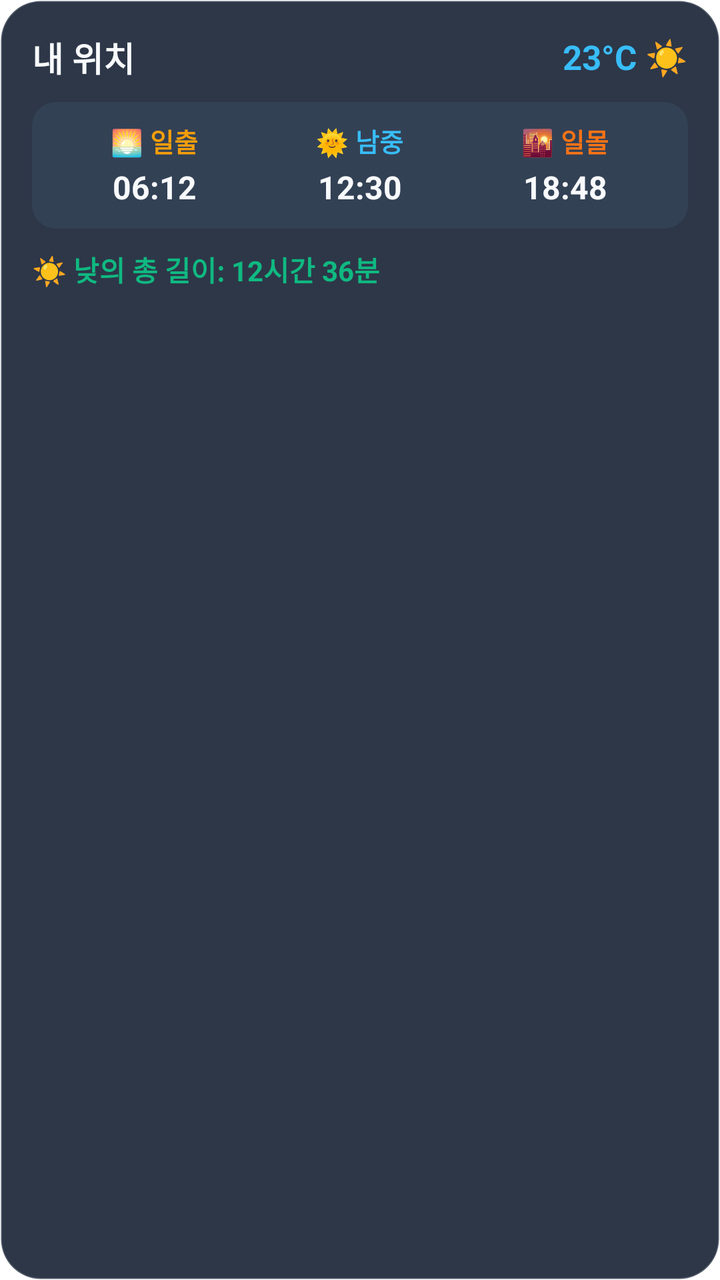
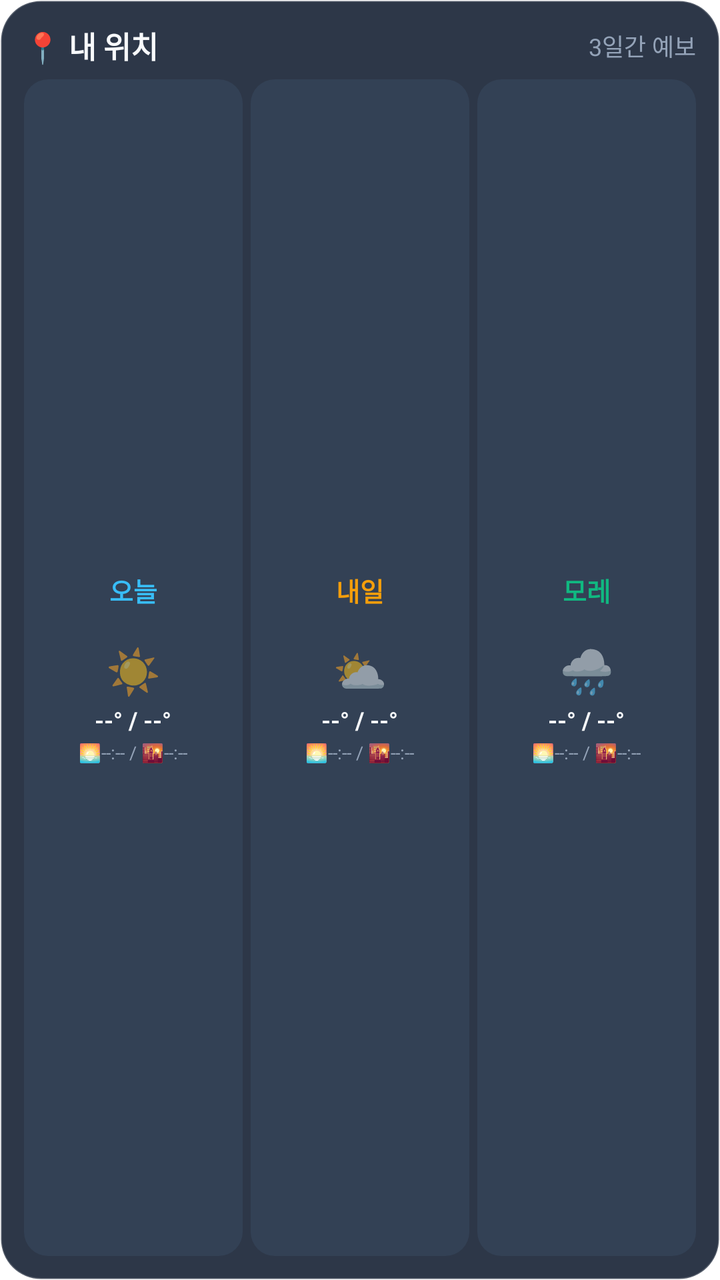

Compare the two renders of this Android layout. The source of the first and the diff that turns it into the second are given below.
<!-- AndroidManifest.xml: fallback theme Theme.MaterialComponents.DayNight.NoActionBar -->
<!-- res/layout/widget_three_days_layout.xml -->
<?xml version="1.0" encoding="utf-8"?>
<LinearLayout xmlns:android="http://schemas.android.com/apk/res/android"
    android:id="@+id/widget_container_three_days"
    android:layout_width="match_parent"
    android:layout_height="match_parent"
    android:background="@drawable/widget_bg_rounded"
    android:orientation="vertical"
    android:padding="16dp">

    
    <LinearLayout
        android:layout_width="match_parent"
        android:layout_height="wrap_content"
        android:orientation="horizontal"
        android:gravity="center_vertical">

        <TextView
            android:id="@+id/tv_three_location"
            android:layout_width="0dp"
            android:layout_height="wrap_content"
            android:layout_weight="1"
            android:text="내 위치"
            android:textColor="@color/text_primary"
            android:textSize="17sp"
            android:textStyle="bold" />

        <TextView
            android:id="@+id/tv_three_temp"
            android:layout_width="wrap_content"
            android:layout_height="wrap_content"
            android:text="23°C ☀️"
            android:textColor="@color/accent_blue"
            android:textSize="17sp"
            android:textStyle="bold" />
    </LinearLayout>

    
    <LinearLayout
        android:layout_width="match_parent"
        android:layout_height="wrap_content"
        android:layout_marginTop="10dp"
        android:background="@drawable/widget_card_item_bg"
        android:orientation="horizontal"
        android:padding="10dp">

        
        <LinearLayout
            android:layout_width="0dp"
            android:layout_height="wrap_content"
            android:layout_weight="1"
            android:orientation="vertical"
            android:gravity="center">

            <TextView
                android:layout_width="wrap_content"
                android:layout_height="wrap_content"
                android:text="🌅 일출"
                android:textColor="@color/accent_sun"
                android:textSize="13sp"
                android:textStyle="bold" />

            <TextView
                android:id="@+id/tv_three_sunrise"
                android:layout_width="wrap_content"
                android:layout_height="wrap_content"
                android:layout_marginTop="3dp"
                android:text="06:12"
                android:textColor="@color/text_primary"
                android:textSize="16sp"
                android:textStyle="bold" />
        </LinearLayout>

        
        <LinearLayout
            android:layout_width="0dp"
            android:layout_height="wrap_content"
            android:layout_weight="1"
            android:orientation="vertical"
            android:gravity="center">

            <TextView
                android:layout_width="wrap_content"
                android:layout_height="wrap_content"
                android:text="🌞 남중"
                android:textColor="@color/accent_blue"
                android:textSize="13sp"
                android:textStyle="bold" />

            <TextView
                android:id="@+id/tv_three_noon"
                android:layout_width="wrap_content"
                android:layout_height="wrap_content"
                android:layout_marginTop="3dp"
                android:text="12:30"
                android:textColor="@color/text_primary"
                android:textSize="16sp"
                android:textStyle="bold" />
        </LinearLayout>

        
        <LinearLayout
            android:layout_width="0dp"
            android:layout_height="wrap_content"
            android:layout_weight="1"
            android:orientation="vertical"
            android:gravity="center">

            <TextView
                android:layout_width="wrap_content"
                android:layout_height="wrap_content"
                android:text="🌇 일몰"
                android:textColor="@color/accent_sunset"
                android:textSize="13sp"
                android:textStyle="bold" />

            <TextView
                android:id="@+id/tv_three_sunset"
                android:layout_width="wrap_content"
                android:layout_height="wrap_content"
                android:layout_marginTop="3dp"
                android:text="18:48"
                android:textColor="@color/text_primary"
                android:textSize="16sp"
                android:textStyle="bold" />
        </LinearLayout>
    </LinearLayout>

    
    <TextView
        android:id="@+id/tv_three_day_length"
        android:layout_width="match_parent"
        android:layout_height="wrap_content"
        android:layout_marginTop="10dp"
        android:text="☀️ 낮의 총 길이: 12시간 36분"
        android:textColor="@color/accent_green"
        android:textSize="14sp"
        android:textStyle="bold" />
</LinearLayout>
<!-- resources referenced by this layout -->
<resources>
  <color name="accent_blue">#38BDF8</color>
  <color name="accent_green">#10B981</color>
  <color name="accent_sun">#F59E0B</color>
  <color name="accent_sunset">#F97316</color>
  <color name="text_primary">#F8FAFC</color>
  <!-- drawable widget_bg_rounded (drawable) -->
  <?xml version="1.0" encoding="utf-8"?>
  <shape xmlns:android="http://schemas.android.com/apk/res/android"
      android:shape="rectangle">
      <solid android:color="@color/widget_bg" />
      <corners android:radius="20dp" />
      <stroke
          android:width="1dp"
          android:color="#33FFFFFF" />
  </shape>
  <!-- drawable widget_card_item_bg (drawable) -->
  <?xml version="1.0" encoding="utf-8"?>
  <shape xmlns:android="http://schemas.android.com/apk/res/android"
      android:shape="rectangle">
      <solid android:color="@color/widget_card_solid" />
      <corners android:radius="12dp" />
  </shape>
  <color name="widget_bg">#EE1E293B</color>
  <color name="widget_card_solid">#334155</color>
</resources>

<!-- the commit's change to res/layout/widget_three_days_layout.xml (unified diff, before → after) -->
@@ -5,134 +5,207 @@
     android:layout_height="match_parent"
     android:background="@drawable/widget_bg_rounded"
     android:orientation="vertical"
-    android:padding="16dp">
+    android:padding="12dp">
 
     
     <LinearLayout
         android:layout_width="match_parent"
         android:layout_height="wrap_content"
         android:orientation="horizontal"
-        android:gravity="center_vertical">
+        android:gravity="center_vertical"
+        android:paddingBottom="6dp">
 
         <TextView
             android:id="@+id/tv_three_location"
             android:layout_width="0dp"
             android:layout_height="wrap_content"
             android:layout_weight="1"
-            android:text="내 위치"
+            android:text="📍 내 위치"
             android:textColor="@color/text_primary"
-            android:textSize="17sp"
+            android:textSize="15sp"
             android:textStyle="bold" />
 
         <TextView
-            android:id="@+id/tv_three_temp"
             android:layout_width="wrap_content"
             android:layout_height="wrap_content"
-            android:text="23°C ☀️"
-            android:textColor="@color/accent_blue"
-            android:textSize="17sp"
-            android:textStyle="bold" />
+            android:text="3일간 예보"
+            android:textColor="@color/text_secondary"
+            android:textSize="12sp" />
     </LinearLayout>
 
     
     <LinearLayout
         android:layout_width="match_parent"
-        android:layout_height="wrap_content"
-        android:layout_marginTop="10dp"
-        android:background="@drawable/widget_card_item_bg"
+        android:layout_height="0dp"
+        android:layout_weight="1"
         android:orientation="horizontal"
-        android:padding="10dp">
+        android:gravity="center">
 
         
         <LinearLayout
             android:layout_width="0dp"
-            android:layout_height="wrap_content"
-            android:layout_weight="1"
+            android:layout_height="match_parent"
+            android:layout_weight="1"
+            android:layout_marginEnd="4dp"
+            android:background="@drawable/widget_card_item_bg"
             android:orientation="vertical"
-            android:gravity="center">
-
-            <TextView
-                android:layout_width="wrap_content"
-                android:layout_height="wrap_content"
-                android:text="🌅 일출"
+            android:gravity="center"
+            android:padding="6dp">
+
+            <TextView
+                android:id="@+id/tv_day1_title"
+                android:layout_width="wrap_content"
+                android:layout_height="wrap_content"
+                android:text="오늘"
+                android:textColor="@color/accent_blue"
+                android:textSize="13sp"
+                android:textStyle="bold" />
+
+            <TextView
+                android:id="@+id/tv_day1_subdate"
+                android:layout_width="wrap_content"
+                android:layout_height="wrap_content"
+                android:text=""
+                android:textColor="@color/text_secondary"
+                android:textSize="10sp" />
+
+            <TextView
+                android:id="@+id/tv_day1_icon"
+                android:layout_width="wrap_content"
+                android:layout_height="wrap_content"
+                android:layout_marginTop="2dp"
+                android:text="☀️"
+                android:textSize="22sp" />
+
+            <TextView
+                android:id="@+id/tv_day1_temp"
+                android:layout_width="wrap_content"
+                android:layout_height="wrap_content"
+                android:layout_marginTop="2dp"
+                android:text="--° / --°"
+                android:textColor="@color/text_primary"
+                android:textSize="12sp"
+                android:textStyle="bold" />
+
+            <TextView
+                android:id="@+id/tv_day1_sun"
+                android:layout_width="wrap_content"
+                android:layout_height="wrap_content"
+                android:layout_marginTop="2dp"
+                android:text="🌅--:-- / 🌇--:--"
+                android:textColor="@color/text_secondary"
+                android:textSize="9sp" />
+        </LinearLayout>
+
+        
+        <LinearLayout
+            android:layout_width="0dp"
+            android:layout_height="match_parent"
+            android:layout_weight="1"
+            android:layout_marginEnd="4dp"
+            android:background="@drawable/widget_card_item_bg"
+            android:orientation="vertical"
+            android:gravity="center"
+            android:padding="6dp">
+
+            <TextView
+                android:id="@+id/tv_day2_title"
+                android:layout_width="wrap_content"
+                android:layout_height="wrap_content"
+                android:text="내일"
                 android:textColor="@color/accent_sun"
                 android:textSize="13sp"
                 android:textStyle="bold" />
 
             <TextView
-                android:id="@+id/tv_three_sunrise"
-                android:layout_width="wrap_content"
-                android:layout_height="wrap_content"
-                android:layout_marginTop="3dp"
-                android:text="06:12"
+                android:id="@+id/tv_day2_subdate"
+                android:layout_width="wrap_content"
+                android:layout_height="wrap_content"
+                android:text=""
+                android:textColor="@color/text_secondary"
+                android:textSize="10sp" />
+
+            <TextView
+                android:id="@+id/tv_day2_icon"
+                android:layout_width="wrap_content"
+                android:layout_height="wrap_content"
+                android:layout_marginTop="2dp"
+                android:text="⛅"
+                android:textSize="22sp" />
+
+            <TextView
+                android:id="@+id/tv_day2_temp"
+                android:layout_width="wrap_content"
+                android:layout_height="wrap_content"
+                android:layout_marginTop="2dp"
+                android:text="--° / --°"
                 android:textColor="@color/text_primary"
-                android:textSize="16sp"
-                android:textStyle="bold" />
+                android:textSize="12sp"
+                android:textStyle="bold" />
+
+            <TextView
+                android:id="@+id/tv_day2_sun"
+                android:layout_width="wrap_content"
+                android:layout_height="wrap_content"
+                android:layout_marginTop="2dp"
+                android:text="🌅--:-- / 🌇--:--"
+                android:textColor="@color/text_secondary"
+                android:textSize="9sp" />
         </LinearLayout>
 
         
         <LinearLayout
             android:layout_width="0dp"
-            android:layout_height="wrap_content"
-            android:layout_weight="1"
+            android:layout_height="match_parent"
+            android:layout_weight="1"
+            android:background="@drawable/widget_card_item_bg"
             android:orientation="vertical"
-            android:gravity="center">
-
-            <TextView
-                android:layout_width="wrap_content"
-                android:layout_height="wrap_content"
-                android:text="🌞 남중"
-                android:textColor="@color/accent_blue"
+            android:gravity="center"
+            android:padding="6dp">
+
+            <TextView
+                android:id="@+id/tv_day3_title"
+                android:layout_width="wrap_content"
+                android:layout_height="wrap_content"
+                android:text="모레"
+                android:textColor="@color/accent_green"
                 android:textSize="13sp"
                 android:textStyle="bold" />
 
             <TextView
-                android:id="@+id/tv_three_noon"
-                android:layout_width="wrap_content"
-                android:layout_height="wrap_content"
-                android:layout_marginTop="3dp"
-                android:text="12:30"
+                android:id="@+id/tv_day3_subdate"
+                android:layout_width="wrap_content"
+                android:layout_height="wrap_content"
+                android:text=""
+                android:textColor="@color/text_secondary"
+                android:textSize="10sp" />
+
+            <TextView
+                android:id="@+id/tv_day3_icon"
+                android:layout_width="wrap_content"
+                android:layout_height="wrap_content"
+                android:layout_marginTop="2dp"
+                android:text="🌧️"
+                android:textSize="22sp" />
+
+            <TextView
+                android:id="@+id/tv_day3_temp"
+                android:layout_width="wrap_content"
+                android:layout_height="wrap_content"
+                android:layout_marginTop="2dp"
+                android:text="--° / --°"
                 android:textColor="@color/text_primary"
-                android:textSize="16sp"
-                android:textStyle="bold" />
-        </LinearLayout>
-
-        
-        <LinearLayout
-            android:layout_width="0dp"
-            android:layout_height="wrap_content"
-            android:layout_weight="1"
-            android:orientation="vertical"
-            android:gravity="center">
-
-            <TextView
-                android:layout_width="wrap_content"
-                android:layout_height="wrap_content"
-                android:text="🌇 일몰"
-                android:textColor="@color/accent_sunset"
-                android:textSize="13sp"
-                android:textStyle="bold" />
-
-            <TextView
-                android:id="@+id/tv_three_sunset"
-                android:layout_width="wrap_content"
-                android:layout_height="wrap_content"
-                android:layout_marginTop="3dp"
-                android:text="18:48"
-                android:textColor="@color/text_primary"
-                android:textSize="16sp"
-                android:textStyle="bold" />
+                android:textSize="12sp"
+                android:textStyle="bold" />
+
+            <TextView
+                android:id="@+id/tv_day3_sun"
+                android:layout_width="wrap_content"
+                android:layout_height="wrap_content"
+                android:layout_marginTop="2dp"
+                android:text="🌅--:-- / 🌇--:--"
+                android:textColor="@color/text_secondary"
+                android:textSize="9sp" />
         </LinearLayout>
     </LinearLayout>
-
-    
-    <TextView
-        android:id="@+id/tv_three_day_length"
-        android:layout_width="match_parent"
-        android:layout_height="wrap_content"
-        android:layout_marginTop="10dp"
-        android:text="☀️ 낮의 총 길이: 12시간 36분"
-        android:textColor="@color/accent_green"
-        android:textSize="14sp"
-        android:textStyle="bold" />
 </LinearLayout>
<!-- resource entries referenced after the edit -->
@@ -3,8 +3,8 @@
   <color name="accent_blue">#38BDF8</color>
   <color name="accent_green">#10B981</color>
   <color name="accent_sun">#F59E0B</color>
-  <color name="accent_sunset">#F97316</color>
   <color name="text_primary">#F8FAFC</color>
+  <color name="text_secondary">#94A3B8</color>
   <!-- drawable widget_bg_rounded (drawable) -->
   <?xml version="1.0" encoding="utf-8"?>
   <shape xmlns:android="http://schemas.android.com/apk/res/android"
